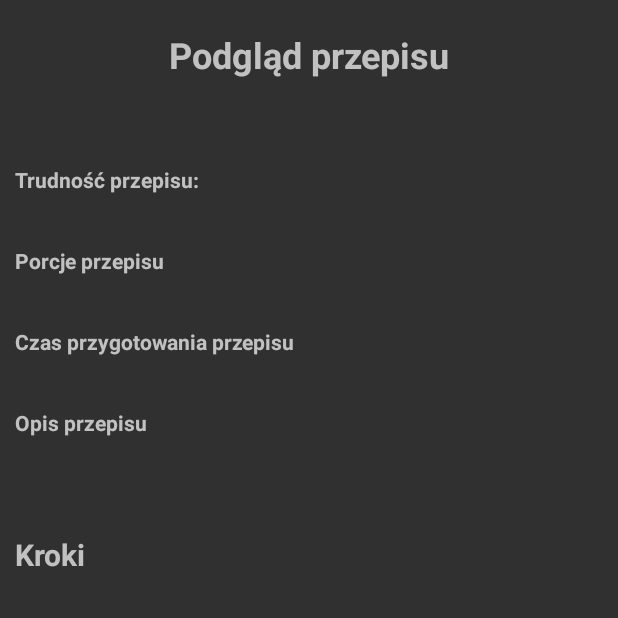
After one commit to cptn3m012/BlogKulinarnyMobileApp-client, an Android app built with Jetpack Compose: the RecipeDetails screen opened directly, with no data from a screen before it, on a phone screen of 412 x 824 dp, the top half of it. The commit adds this screen. Run offline under Robolectric (Android 15) with nearby library versions, the phone set to English and light mode, and no system bars; our stand-ins replace Picasso; pictures from the network do not load.

Commit message:
basic logic and view to recipe details

```diff
--- a/app/src/main/AndroidManifest.xml
+++ b/app/src/main/AndroidManifest.xml
@@ -15,6 +15,9 @@
         android:usesCleartextTraffic="true"
         tools:targetApi="31">
         <activity
+            android:name=".RecipeDetails"
+            android:exported="false" />
+        <activity
             android:name=".RecipeListActivity"
             android:exported="false" />
         <activity
@@ -28,6 +31,7 @@
             android:exported="true">
             <intent-filter>
                 <action android:name="android.intent.action.MAIN" />
+
                 <category android:name="android.intent.category.LAUNCHER" />
             </intent-filter>
         </activity>
--- /dev/null
+++ b/app/src/main/java/com/example/blogkulinarnymobileapp/RecipeDetails.java
@@ -0,0 +1,57 @@
+package com.example.blogkulinarnymobileapp;
+
+import androidx.appcompat.app.AppCompatActivity;
+
+import android.content.Intent;
+import android.os.Bundle;
+import android.widget.ImageView;
+import android.widget.LinearLayout;
+import android.widget.TextView;
+
+import com.example.blogkulinarnymobileapp.Models.Recipe;
+import com.squareup.picasso.Picasso;
+
+public class RecipeDetails extends AppCompatActivity {
+
+    protected void onCreate(Bundle savedInstanceState) {
+        super.onCreate(savedInstanceState);
+        setContentView(R.layout.activity_recipe_details);
+
+        // Odczytanie przekazanych danych przepisu z obiektu Intent
+        Intent intent = getIntent();
+        if (intent != null && intent.hasExtra("recipe")) {
+            Recipe recipe = intent.getParcelableExtra("recipe");
+
+            // Wyświetlenie informacji o przepisie w odpowiednich widokach
+            TextView titleTextView = findViewById(R.id.titleTextView);
+            titleTextView.setText(recipe.getTitle());
+
+            //ImageView imageView = findViewById(R.id.imageView);
+            // Wykorzystaj bibliotekę Picasso lub inny mechanizm do ładowania obrazków
+            //Picasso.get().load(recipe.getImageURL()).into(imageView);
+
+            TextView difficultyLabel = findViewById(R.id.difficultyLabel);
+            difficultyLabel.setText(String.valueOf(recipe.getDifficulty()));
+
+            TextView portionsTextView = findViewById(R.id.portionsTextView);
+            portionsTextView.setText(String.valueOf(recipe.getPortions()));
+
+            TextView avgTimeTextView = findViewById(R.id.avgTimeTextView);
+            avgTimeTextView.setText(String.valueOf(recipe.getAvgTime()));
+
+            TextView descriptionTextView = findViewById(R.id.descriptionTextView);
+            descriptionTextView.setText(recipe.getDescription());
+
+           /* // Wyświetlanie kroków przepisu
+            LinearLayout stepsLayout = findViewById(R.id.stepsLayout);
+            for (String step : recipe.getSteps()) {
+                TextView stepTextView = new TextView(this);
+                stepTextView.setLayoutParams(new LinearLayout.LayoutParams(
+                        LinearLayout.LayoutParams.MATCH_PARENT,
+                        LinearLayout.LayoutParams.WRAP_CONTENT));
+                stepTextView.setText(step);
+                stepsLayout.addView(stepTextView);
+            }*/
+        }
+    }
+}
--- /dev/null
+++ b/app/src/main/res/layout/activity_recipe_details.xml
@@ -0,0 +1,118 @@
+<LinearLayout xmlns:android="http://schemas.android.com/apk/res/android"
+    xmlns:tools="http://schemas.android.com/tools"
+    android:layout_width="match_parent"
+    android:layout_height="match_parent"
+    android:orientation="vertical"
+    tools:context=".RecipeDetails">
+
+    <!-- Kafelek Przepisu -->
+    <LinearLayout
+        android:layout_width="match_parent"
+        android:layout_height="wrap_content"
+        android:orientation="vertical"
+        android:padding="10dp"
+        android:layout_marginTop="10dp">
+
+        <!-- Tytuł -->
+        <TextView
+            android:layout_width="match_parent"
+            android:layout_height="wrap_content"
+            android:text="Podgląd przepisu"
+            android:textStyle="bold"
+            android:textSize="24sp"
+            android:gravity="center" />
+
+        <TextView
+            android:id="@+id/titleTextView"
+            android:layout_width="match_parent"
+            android:layout_height="wrap_content"
+            android:textSize="20sp"
+            android:layout_marginTop="10dp" />
+
+        <!-- Obraz -->
+        <ImageView
+            android:id="@+id/imageView"
+            android:layout_width="match_parent"
+            android:layout_height="wrap_content"
+            android:scaleType="centerCrop"
+            android:layout_marginTop="10dp" />
+
+        <!-- Trudność -->
+        <TextView
+            android:layout_width="match_parent"
+            android:layout_height="wrap_content"
+            android:text="Trudność przepisu:"
+            android:textStyle="bold"
+            android:layout_marginTop="10dp" />
+
+        <TextView
+            android:id="@+id/difficultyLabel"
+            android:layout_width="match_parent"
+            android:layout_height="wrap_content"
+            android:layout_marginTop="5dp" />
+
+        <!-- Porcje -->
+        <TextView
+            android:layout_width="match_parent"
+            android:layout_height="wrap_content"
+            android:text="Porcje przepisu"
+            android:textStyle="bold"
+            android:layout_marginTop="10dp" />
+
+        <TextView
+            android:id="@+id/portionsTextView"
+            android:layout_width="match_parent"
+            android:layout_height="wrap_content"
+            android:layout_marginTop="5dp" />
+
+        <!-- Czas przygotowania -->
+        <TextView
+            android:layout_width="match_parent"
+            android:layout_height="wrap_content"
+            android:text="Czas przygotowania przepisu"
+            android:textStyle="bold"
+            android:layout_marginTop="10dp" />
+
+        <TextView
+            android:id="@+id/avgTimeTextView"
+            android:layout_width="match_parent"
+            android:layout_height="wrap_content"
+            android:layout_marginTop="5dp" />
+
+        <!-- Opis -->
+        <TextView
+            android:layout_width="match_parent"
+            android:layout_height="wrap_content"
+            android:text="Opis przepisu"
+            android:textStyle="bold"
+            android:layout_marginTop="10dp" />
+
+        <TextView
+            android:id="@+id/descriptionTextView"
+            android:layout_width="match_parent"
+            android:layout_height="wrap_content"
+            android:layout_marginTop="5dp" />
+
+    </LinearLayout>
+
+    <!-- Kafelki kroków -->
+    <LinearLayout
+        android:layout_width="match_parent"
+        android:layout_height="wrap_content"
+        android:orientation="vertical"
+        android:padding="10dp"
+        android:layout_marginTop="10dp">
+
+        <TextView
+            android:layout_width="match_parent"
+            android:layout_height="wrap_content"
+            android:text="Kroki"
+            android:textStyle="bold"
+            android:textSize="20sp"
+            android:layout_marginTop="10dp" />
+
+        <!-- Dodaj LinearLayout lub RecyclerView, aby dynamicznie wyświetlić kroki -->
+        <!-- Na przykład, możesz użyć RecyclerView z niestandardowym StepAdapter -->
+
+    </LinearLayout>
+</LinearLayout>
```
Also changed, not shown: app/src/main/java/com/example/blogkulinarnymobileapp/Models/Recipe.java (+58 -13 lines), app/src/main/java/com/example/blogkulinarnymobileapp/RecipeAdapter.java (+20 -1 lines), app/src/main/java/com/example/blogkulinarnymobileapp/RecipeListActivity.java (+14 -0 lines), app/src/main/res/layout/item_recipe.xml (+8 -7 lines).
